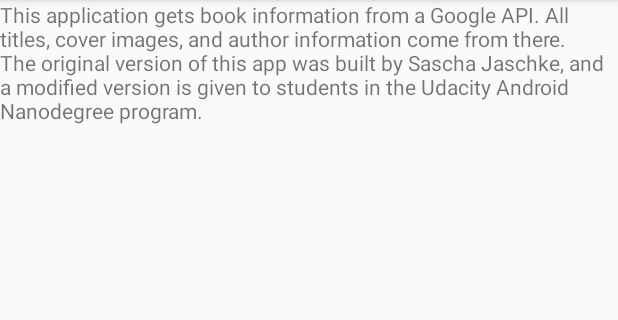
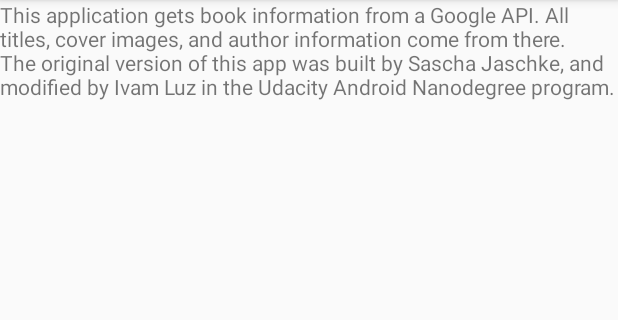
Before and after one commit to ivamluz/iluz-udacity-p3-superduo, an Android app: the fragment About placed in its activity, with the options menu open, on a phone screen of 412 x 824 dp, the part 84-404 px from its top. Run offline under Robolectric (Android 15) with nearby library versions, the phone set to English and light mode, and no system bars; 2 statements that could not run were skipped.

Commit message:
Update about_text string

```diff
--- a/alexandria/app/src/main/res/values/strings.xml
+++ b/alexandria/app/src/main/res/values/strings.xml
@@ -27,5 +27,5 @@
 
     <!-- TODO: Remove or change this placeholder text -->
     <string name="about_text">This application gets book information from a Google API. All titles, cover images, and author information come from there.
-    The original version of this app was built by Sascha Jaschke, and a modified version is given to students in the Udacity Android Nanodegree program. </string>
+    The original version of this app was built by Sascha Jaschke, and modified by Ivam Luz in the Udacity Android Nanodegree program.</string>
 </resources>
```
